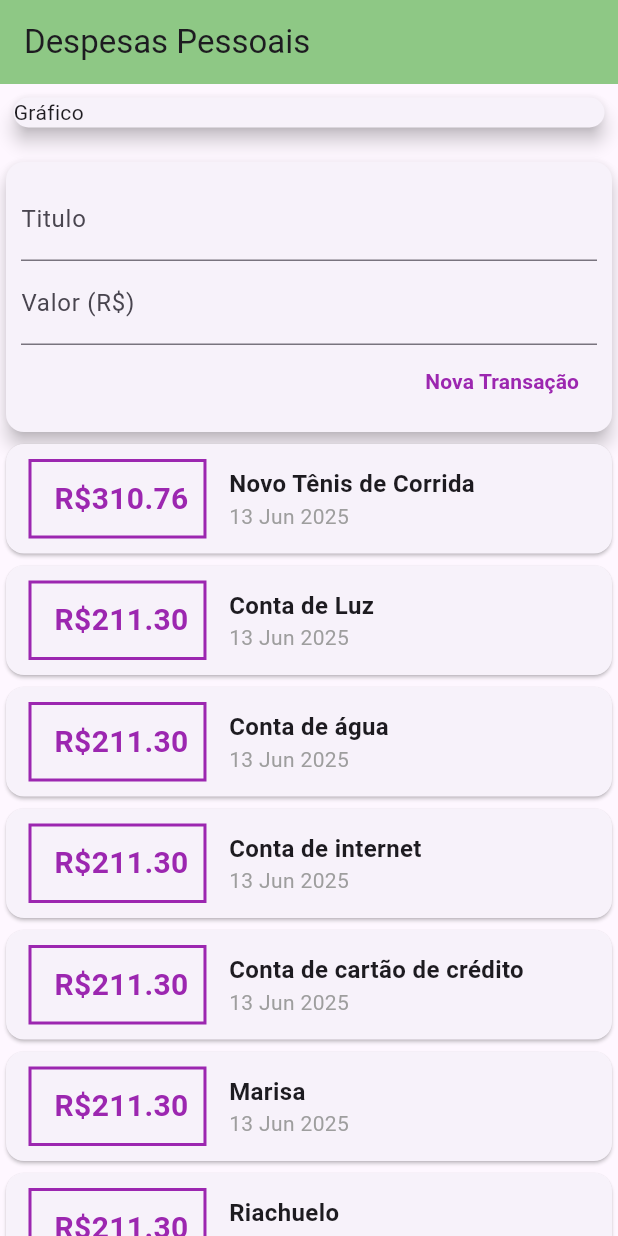
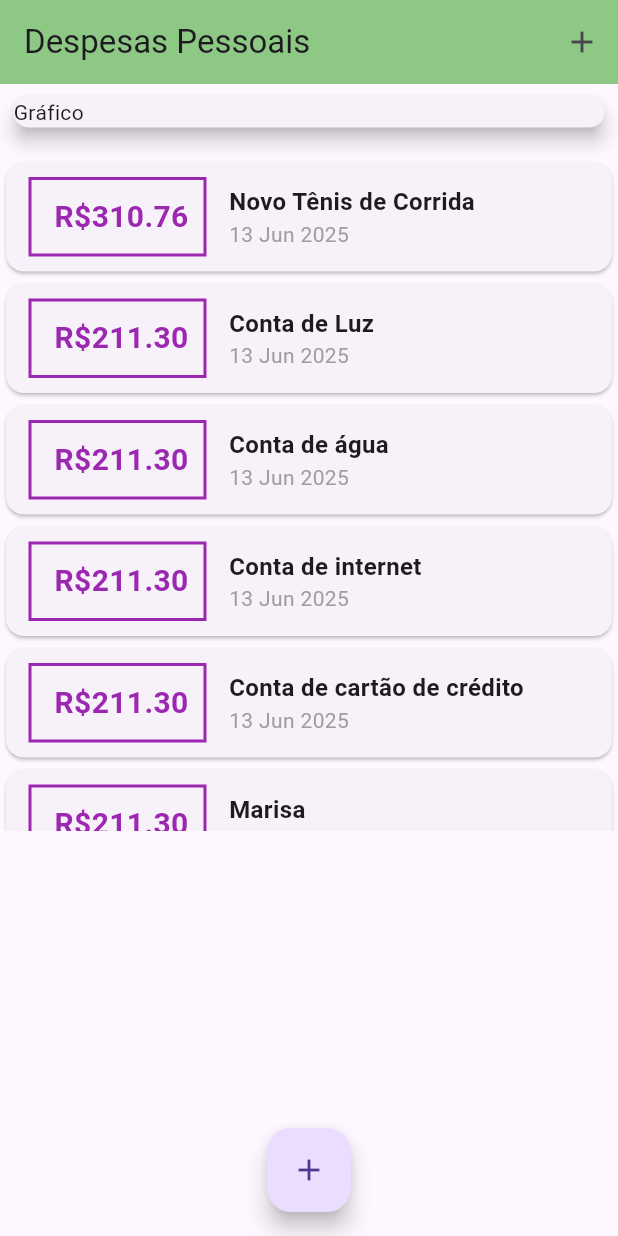
Before and after one commit to gregoriando/flutter_expenses, a Flutter app: the screen it shows after launch, on a phone screen of 412 x 824 dp. Run offline on Flutter 3.47's test engine with Material 3 defaults, Android fonts, the light colour scheme and no system bars.

Commit message:
feat ' ExclusÃo da classe transactionUser, colocado todos os metodos no main na home page e transformado as classes que precisam em stateful'

```diff
--- a/lib/components/transaction_form.dart
+++ b/lib/components/transaction_form.dart
@@ -1,10 +1,17 @@
 import 'package:flutter/material.dart';
 
-class TransactionForm extends StatelessWidget {
+class TransactionForm extends StatefulWidget {
+  final Function(String, double) onSubmit;
+  const TransactionForm(this.onSubmit, {super.key});
+
+  @override
+  State<TransactionForm> createState() => _TransactionFormState();
+}
+
+class _TransactionFormState extends State<TransactionForm> {
   final titleController = TextEditingController();
+
   final valueController = TextEditingController();
-  final Function(String, double) onSubmit;
-  TransactionForm(this.onSubmit, {super.key});
 
   void _submitForm() {
     //Faz um submit da nova transação (botão)
@@ -13,7 +20,7 @@ class TransactionForm extends StatelessWidget {
     if (title.isEmpty || value <= 0) {
       return;
     }
-    onSubmit(title, value);
+    widget.onSubmit(title, value);
   }
 
   @override
--- a/lib/components/transaction_list.dart
+++ b/lib/components/transaction_list.dart
@@ -10,7 +10,7 @@ class TransactionList extends StatelessWidget {
   @override
   Widget build(BuildContext context) {
     return Container(
-      height: 800,
+      height: 450,
       child: ListView.builder(
         itemCount: transactions.length,
         itemBuilder: (ctx, index) {
--- a/lib/components/transaction_user.dart
+++ /dev/null
@@ -1,115 +0,0 @@
-import 'dart:math';
-
-import 'package:flutter/material.dart';
-import 'package:flutter_expenses/components/transaction_form.dart';
-import 'package:flutter_expenses/components/transaction_list.dart';
-import 'package:flutter_expenses/models/transaction.dart';
-
-class TransactionUser extends StatefulWidget {
-  const TransactionUser({super.key});
-
-  @override
-  State<TransactionUser> createState() => _TransactionUserState();
-}
-
-class _TransactionUserState extends State<TransactionUser> {
-  final List<Transaction> _transactions = [
-    Transaction(
-      id: 't1',
-      title: 'Novo Tênis de Corrida',
-      value: 310.76,
-      date: DateTime.now(),
-    ),
-    Transaction(
-      id: 't2',
-      title: 'Conta de Luz',
-      value: 211.30,
-      date: DateTime.now(),
-    ),
-    Transaction(
-      id: 't3',
-      title: 'Conta de água',
-      value: 211.30,
-      date: DateTime.now(),
-    ),
-    Transaction(
-      id: 't4',
-      title: 'Conta de internet',
-      value: 211.30,
-      date: DateTime.now(),
-    ),
-    Transaction(
-      id: 't5',
-      title: 'Conta de cartão de crédito',
-      value: 211.30,
-      date: DateTime.now(),
-    ),
-    Transaction(id: 't6', title: 'Marisa', value: 211.30, date: DateTime.now()),
-    Transaction(
-      id: 't7',
-      title: 'Riachuelo',
-      value: 211.30,
-      date: DateTime.now(),
-    ),
-    Transaction(id: 't8', title: 'Renner', value: 211.30, date: DateTime.now()),
-    Transaction(id: 't9', title: 'Iptu', value: 211.30, date: DateTime.now()),
-    Transaction(
-      id: 't10',
-      title: 'Conta de gas',
-      value: 211.30,
-      date: DateTime.now(),
-    ),
-    Transaction(
-      id: 't11',
-      title: 'Prestação do Carro',
-      value: 211.30,
-      date: DateTime.now(),
-    ),
-    Transaction(
-      id: 't12',
-      title: 'Prestação da moto',
-      value: 211.30,
-      date: DateTime.now(),
-    ),
-    Transaction(
-      id: 't13',
-      title: ' Magic',
-      value: 211.30,
-      date: DateTime.now(),
-    ),
-    Transaction(
-      id: 't14',
-      title: 'Conta de Bonecos',
-      value: 211.30,
-      date: DateTime.now(),
-    ),
-    Transaction(
-      id: 't15',
-      title: 'Alimentação',
-      value: 211.30,
-      date: DateTime.now(),
-    ),
-  ];
-
-  void _addTransaction(String title, double value) {
-    final newTransaction = Transaction(
-      id: Random().nextDouble().toString(),
-      title: title,
-      value: value,
-      date: DateTime.now(),
-    );
-    setState(() {
-      _transactions.add(newTransaction);
-    });
-  }
-
-  @override
-  Widget build(BuildContext context) {
-    return Column(
-      children: [
-        TransactionForm(_addTransaction),
-        TransactionList(_transactions),
-      ],
-    );
-  }
-}
--- a/lib/main.dart
+++ b/lib/main.dart
@@ -1,5 +1,9 @@
+import 'dart:math';
+
 import 'package:flutter/material.dart';
-import 'package:flutter_expenses/components/transaction_user.dart';
+import 'package:flutter_expenses/components/transaction_form.dart';
+import 'package:flutter_expenses/components/transaction_list.dart';
+import 'package:flutter_expenses/models/transaction.dart';
 
 void main() {
   runApp(ExpensesApp());
@@ -14,14 +18,127 @@ class ExpensesApp extends StatelessWidget {
   }
 }
 
-class MyHomePage extends StatelessWidget {
+class MyHomePage extends StatefulWidget {
   const MyHomePage({super.key});
+
+  @override
+  State<MyHomePage> createState() => _MyHomePageState();
+}
+
+class _MyHomePageState extends State<MyHomePage> {
+  final List<Transaction> _transactions = [
+    Transaction(
+      id: 't1',
+      title: 'Novo Tênis de Corrida',
+      value: 310.76,
+      date: DateTime.now(),
+    ),
+    Transaction(
+      id: 't2',
+      title: 'Conta de Luz',
+      value: 211.30,
+      date: DateTime.now(),
+    ),
+    Transaction(
+      id: 't3',
+      title: 'Conta de água',
+      value: 211.30,
+      date: DateTime.now(),
+    ),
+    Transaction(
+      id: 't4',
+      title: 'Conta de internet',
+      value: 211.30,
+      date: DateTime.now(),
+    ),
+    Transaction(
+      id: 't5',
+      title: 'Conta de cartão de crédito',
+      value: 211.30,
+      date: DateTime.now(),
+    ),
+    Transaction(id: 't6', title: 'Marisa', value: 211.30, date: DateTime.now()),
+    Transaction(
+      id: 't7',
+      title: 'Riachuelo',
+      value: 211.30,
+      date: DateTime.now(),
+    ),
+    Transaction(id: 't8', title: 'Renner', value: 211.30, date: DateTime.now()),
+    Transaction(id: 't9', title: 'Iptu', value: 211.30, date: DateTime.now()),
+    Transaction(
+      id: 't10',
+      title: 'Conta de gas',
+      value: 211.30,
+      date: DateTime.now(),
+    ),
+    Transaction(
+      id: 't11',
+      title: 'Prestação do Carro',
+      value: 211.30,
+      date: DateTime.now(),
+    ),
+    Transaction(
+      id: 't12',
+      title: 'Prestação da moto',
+      value: 211.30,
+      date: DateTime.now(),
+    ),
+    Transaction(
+      id: 't13',
+      title: ' Magic',
+      value: 211.30,
+      date: DateTime.now(),
+    ),
+    Transaction(
+      id: 't14',
+      title: 'Conta de Bonecos',
+      value: 211.30,
+      date: DateTime.now(),
+    ),
+    Transaction(
+      id: 't15',
+      title: 'Alimentação',
+      value: 211.30,
+      date: DateTime.now(),
+    ),
+  ];
+
+  void _addTransaction(String title, double value) {
+    final newTransaction = Transaction(
+      id: Random().nextDouble().toString(),
+      title: title,
+      value: value,
+      date: DateTime.now(),
+    );
+    setState(() {
+      _transactions.add(newTransaction);
+    });
+    Navigator.of(context).pop();
+  }
+
+  void _openTransactionFormModal(BuildContext context) {
+    showModalBottomSheet(
+      context: context,
+      builder: (_) {
+        return TransactionForm(_addTransaction);
+      },
+    );
+  }
 
   @override
   Widget build(BuildContext context) {
     return Scaffold(
       appBar: AppBar(
         backgroundColor: const Color.fromARGB(255, 142, 200, 133),
+        actions: [
+          IconButton(
+            onPressed: () {
+              _openTransactionFormModal(context);
+            },
+            icon: Icon(Icons.add),
+          ),
+        ],
         title: Text('Despesas Pessoais'),
       ),
       body: SingleChildScrollView(
@@ -34,10 +151,17 @@ class MyHomePage extends StatelessWidget {
               width: double.infinity,
               child: Card(elevation: 5, child: Text('Gráfico')),
             ),
-            TransactionUser(),
+            TransactionList(_transactions),
           ],
         ),
       ),
+      floatingActionButton: FloatingActionButton(
+        child: Icon(Icons.add),
+        onPressed: () {
+          _openTransactionFormModal(context);
+        },
+      ),
+      floatingActionButtonLocation: FloatingActionButtonLocation.centerFloat,
     );
   }
 }
```
